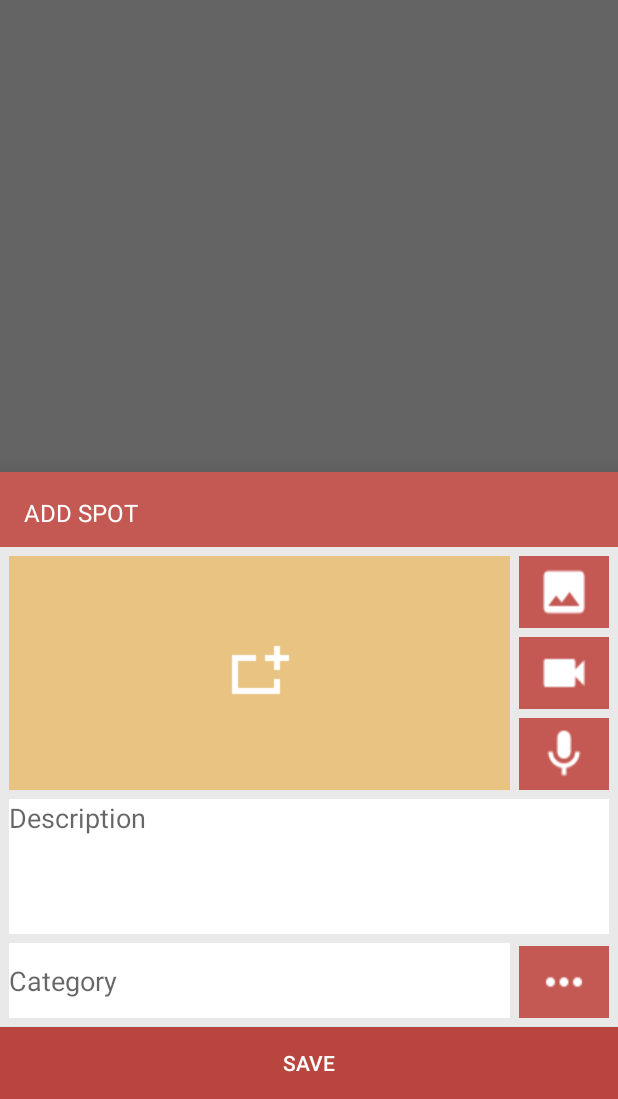
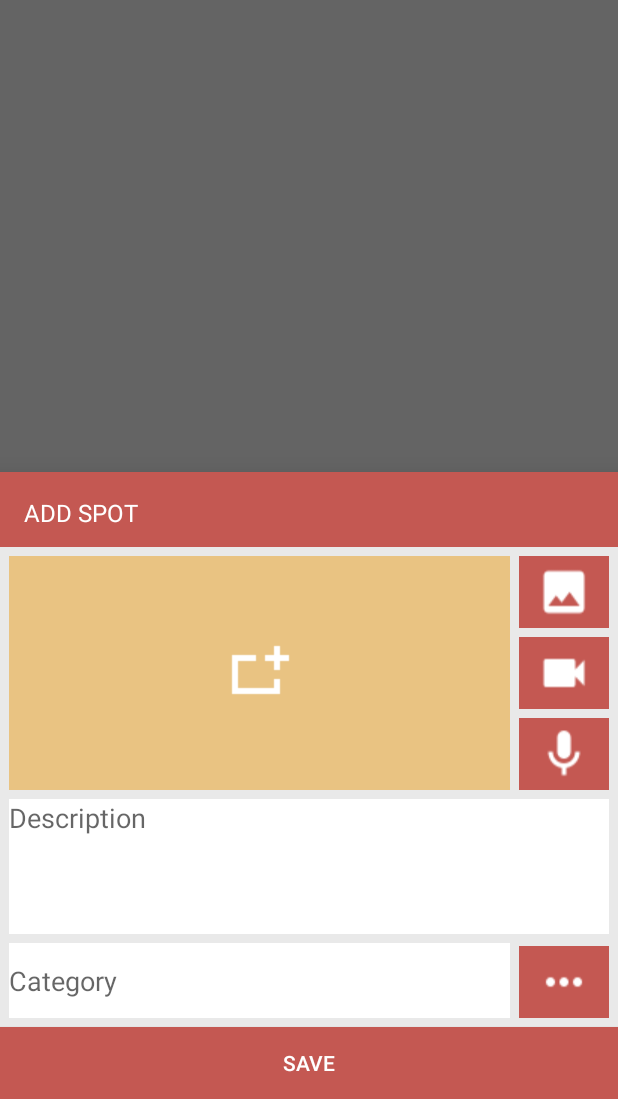
Before and after one commit to giulidb/OnSpot, an Android app: the screen it shows after launch once a user with an empty profile is signed in (MapsActivity), after a tap on an icon or button, on a phone screen of 412 x 824 dp, the part 137-1236 px from its top. Run offline under Robolectric (Android 15) with nearby library versions, the light colour scheme and no system bars; our stand-ins replace Firebase (no records; nobody signed in at launch, a user with empty details on screens opened directly).

Commit message:
Error correct in Fragment add Spot

```diff
--- a/app/src/main/java/it/unipi/iet/onspot/AddSpotFragment.java
+++ b/app/src/main/java/it/unipi/iet/onspot/AddSpotFragment.java
@@ -74,6 +74,7 @@ public class AddSpotFragment extends BottomSheetDialogFragment {
 
         play.setVisibility(View.INVISIBLE);
         audio.setVisibility(View.INVISIBLE);
+        preview.setVisibility(View.VISIBLE);
         preview.setImageBitmap(bm);
         preview.setClickable(true);
     }
@@ -86,7 +87,6 @@ public class AddSpotFragment extends BottomSheetDialogFragment {
     public void add_audio_button(){
         preview.setVisibility(View.INVISIBLE);
         play.setVisibility(View.INVISIBLE);
-        play.setClickable(false);
         audio.setVisibility(View.VISIBLE);
     }
 
--- a/app/src/main/res/layout/fragment_addspot.xml
+++ b/app/src/main/res/layout/fragment_addspot.xml
@@ -126,10 +126,11 @@
     android:text="@string/save"
     android:id="@+id/button6"
     android:textColor="@android:color/white"
-    android:background="@color/colorPrimaryDark"
+    android:background="@color/colorPrimary"
     android:layout_below="@+id/category"
     android:layout_alignParentStart="true"
-    android:layout_marginTop="6dp"/>
+    android:layout_marginTop="6dp"
+    />
 
     <ImageView
         android:layout_height="wrap_content"
```
